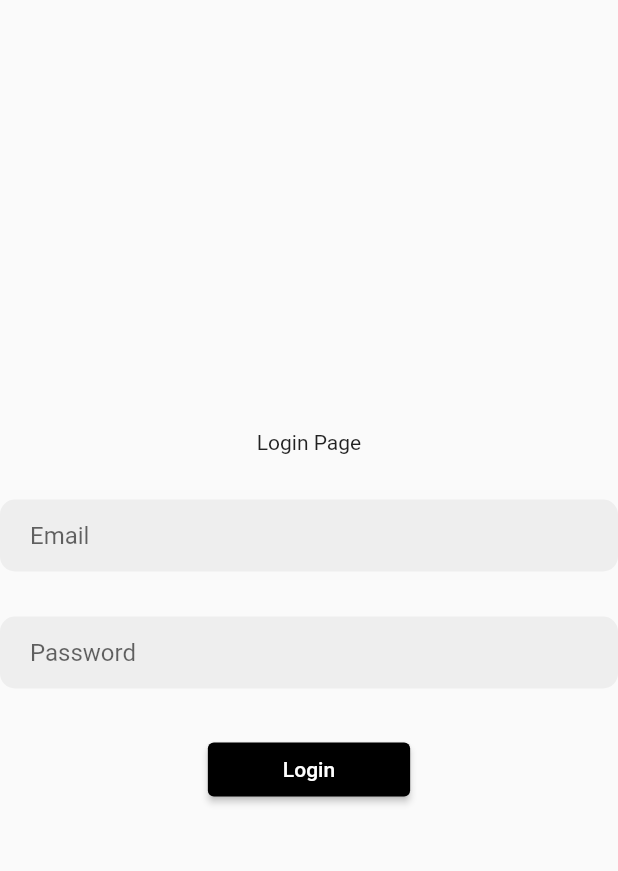
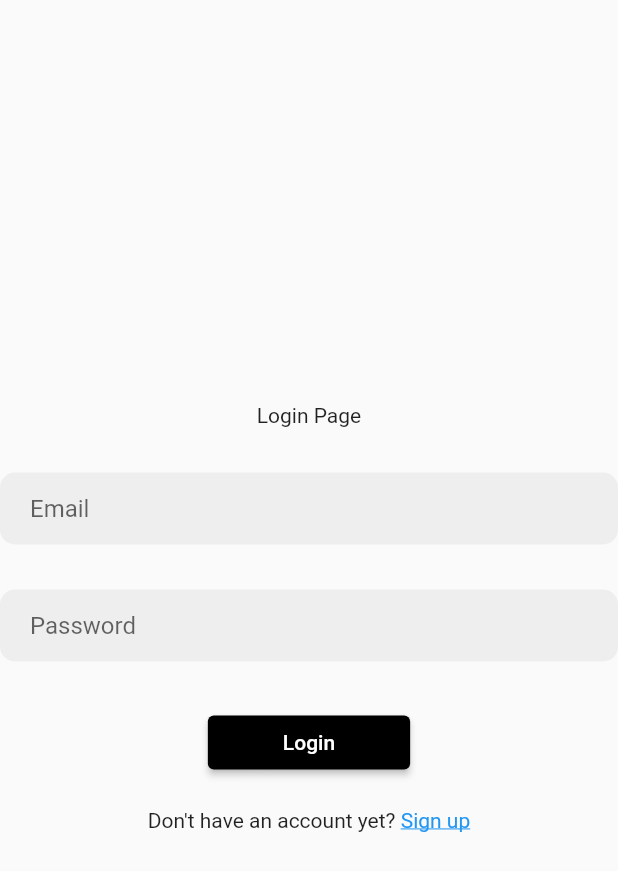
Before and after one commit to loctan321/fa23_osip, a Flutter app: the screen it shows after launch, on a phone screen of 412 x 824 dp. Shown: the top 871 px of the screen. Run offline on Flutter 3.47's test engine with Material 2 defaults, Android fonts, the phone set to English and light mode, and no system bars.

Commit message:
modified login screen and add register screen

```diff
--- a/lib/screens/login_screen.dart
+++ b/lib/screens/login_screen.dart
@@ -1,4 +1,5 @@
 import 'package:flutter/material.dart';
+import 'package:optimizing_stock_investment_portfolio/screens/register_screen.dart';
 import 'package:optimizing_stock_investment_portfolio/screens/widgets/input_widget.dart';
 
 class LoginScreen extends StatefulWidget {
@@ -9,44 +10,68 @@ class LoginScreen extends StatefulWidget {
 }
 
 class _LoginScreenState extends State<LoginScreen> {
-
   final TextEditingController _emailController = TextEditingController();
 
   final TextEditingController _passwordController = TextEditingController();
 
-
   @override
   Widget build(BuildContext context) {
-    return  Scaffold(
+    return Scaffold(
       body: Center(
-      child: Column(
-        mainAxisAlignment: MainAxisAlignment.center,
-        children: [
-
+        child: Column(mainAxisAlignment: MainAxisAlignment.center, children: [
           const Text('Login Page'),
-        const SizedBox(height: 30,),
+          const SizedBox(
+            height: 30,
+          ),
           InputWidget(
             hintText: 'Email',
             obscureTex: false,
             controller: _emailController,
+            obscureText: false,
           ),
-       const SizedBox(height: 30,),
+          const SizedBox(
+            height: 30,
+          ),
           InputWidget(
             hintText: 'Password',
             obscureTex: true,
             controller: _passwordController,
-
-
+            obscureText: true,
           ),
-        const SizedBox(height: 30,),
+          const SizedBox(
+            height: 30,
+          ),
           ElevatedButton(
-          onPressed: (){},
+            onPressed: () {},
             child: const Text('Login'),
             style: ElevatedButton.styleFrom(
                 backgroundColor: Colors.black,
-            padding: const EdgeInsets.symmetric(horizontal: 50)
-           ),)
-
+                padding: const EdgeInsets.symmetric(horizontal: 50)),
+          ),
+          const SizedBox(
+            height: 20,
+          ),
+          Row(
+            mainAxisAlignment: MainAxisAlignment.center,
+            children: [
+              const Text("Don't have an account yet? "),
+              GestureDetector(
+                onTap: () {
+                  Navigator.push(
+                    context,
+                    MaterialPageRoute(builder: (context) => RegisterScreen()),
+                  );
+                },
+                child: const Text(
+                  'Sign up',
+                  style: TextStyle(
+                    decoration: TextDecoration.underline,
+                    color: Colors.blue,
+                  ),
+                ),
+              ),
+            ],
+          ),
         ]),
       ),
     );
--- a/lib/screens/widgets/input_widget.dart
+++ b/lib/screens/widgets/input_widget.dart
@@ -1,12 +1,16 @@
 import 'package:flutter/material.dart';
 
 class InputWidget extends StatelessWidget {
-  const InputWidget({super.key, required this.hintText, required this.controller, required this.obscureTex});
+  const InputWidget(
+      {super.key,
+      required this.hintText,
+      required this.controller,
+      required this.obscureTex,
+      required bool obscureText});
 
   final String hintText;
   final TextEditingController controller;
   final bool obscureTex;
-
 
   @override
   Widget build(BuildContext context) {
@@ -15,7 +19,6 @@ class InputWidget extends StatelessWidget {
       decoration: BoxDecoration(
         color: Colors.grey[200],
         borderRadius: BorderRadius.circular(10),
-
       ),
       child: TextField(
         obscureText: obscureTex,
@@ -23,8 +26,7 @@ class InputWidget extends StatelessWidget {
         decoration: InputDecoration(
           border: InputBorder.none,
           hintText: hintText,
-              contentPadding:  const EdgeInsets.symmetric(horizontal: 20),
-
+          contentPadding: const EdgeInsets.symmetric(horizontal: 20),
         ),
       ),
     );
```
Also changed, not shown: lib/screens/register_screen.dart (added, +83 -0 lines). Lines whose indentation alone changed are shown as unchanged.
